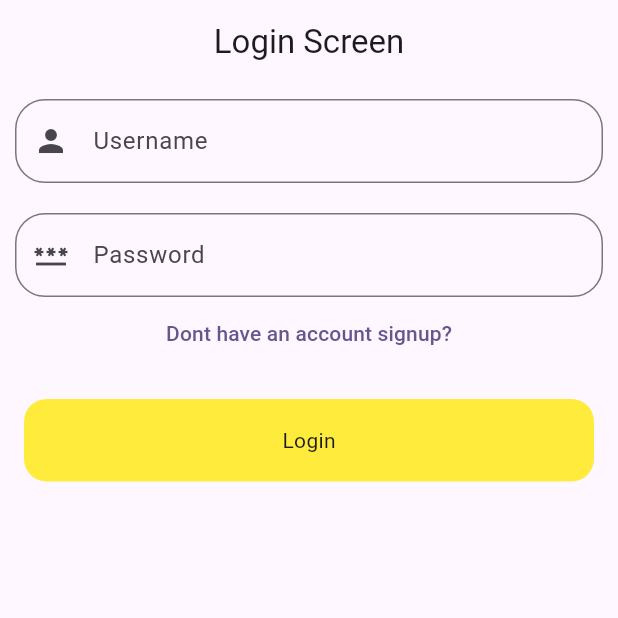
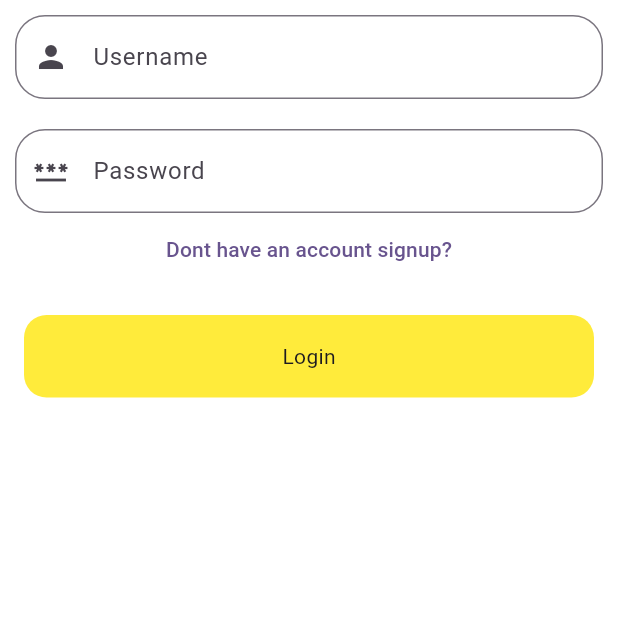
Before and after one commit to KevinRaleie-dev/journo, a Flutter app: the screen it shows after launch, on a phone screen of 412 x 824 dp, the top half of it. Run offline on Flutter 3.47's test engine with Material 3 defaults, Android fonts, the phone set to English and light mode, and no system bars.

Commit message:
created the auth layout screen

```diff
--- a/lib/src/features/auth/presentation/user_login/pages/user_login_page.dart
+++ b/lib/src/features/auth/presentation/user_login/pages/user_login_page.dart
@@ -1,6 +1,7 @@
 import 'package:flutter/material.dart';
 import 'package:journo/src/widgets/buttons/long_rectangle_buttons.dart';
 import 'package:journo/src/widgets/screens/app_bar_screen.dart';
+import 'package:journo/src/widgets/screens/auth_layout_screen.dart';
 import 'package:journo/src/widgets/textfields/long_textfield_form.dart';
 
 class UserLoginPage extends StatefulWidget {
@@ -16,11 +17,7 @@ class UserLoginPage extends StatefulWidget {
 class _UserLoginPageState extends State<UserLoginPage> {
   @override
   Widget build(BuildContext context) {
-    return AppBarScreen(
-      shouldScroll: false,
-      title: "Login Screen",
-      shouldHaveFloatingButton: false,
-      shouldBeCentered: true,
+    return AuthLayoutScreen(
       children: [
         LongTextFieldForm(
             onChanged: (value) {},
--- /dev/null
+++ b/lib/src/widgets/screens/auth_layout_screen.dart
@@ -0,0 +1,26 @@
+import 'package:flutter/material.dart';
+
+class AuthLayoutScreen extends StatelessWidget {
+  final List<Widget> children;
+
+  const AuthLayoutScreen({super.key, required this.children});
+
+  @override
+  Widget build(BuildContext context) {
+    return Scaffold(
+      backgroundColor: Colors.white,
+      body: SingleChildScrollView(
+        child: SafeArea(
+          child: Padding(
+            padding: const EdgeInsets.all(10),
+            child: Column(
+              mainAxisAlignment: MainAxisAlignment.center,
+              crossAxisAlignment: CrossAxisAlignment.center,
+              children: children,
+            ),
+          ),
+        ),
+      ),
+    );
+  }
+}
```
